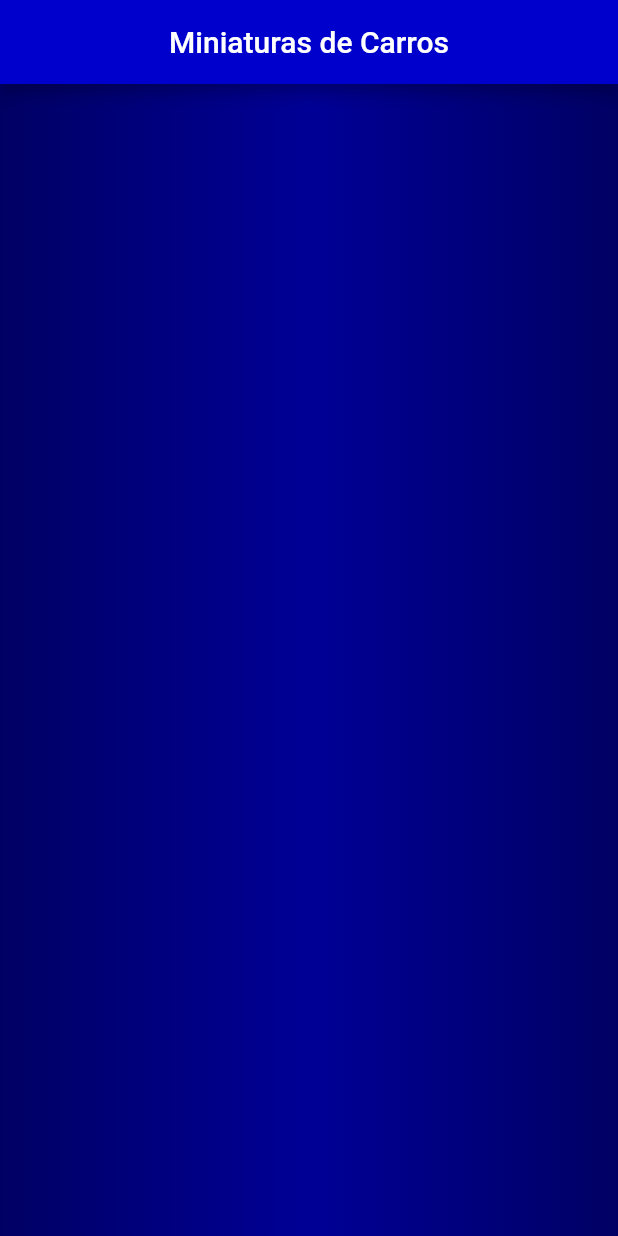
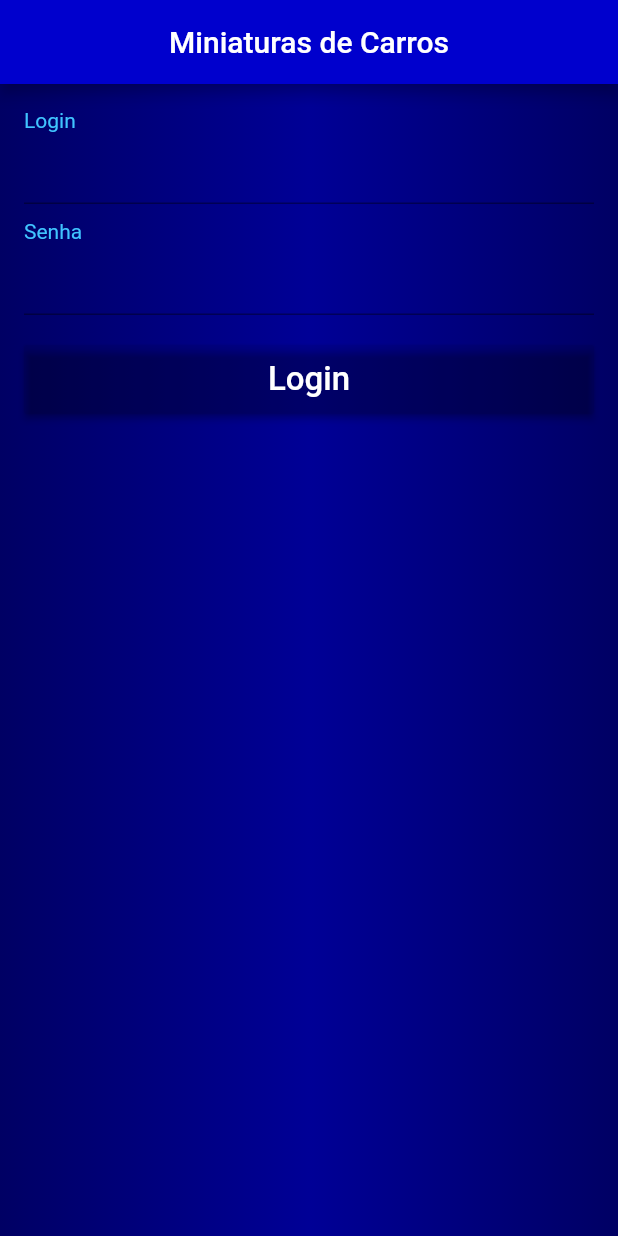
Before and after one commit to Ancora/flutter_cars, a Flutter app: the screen it shows after launch, on a phone screen of 412 x 824 dp. Run offline on Flutter 3.47's test engine with Material 2 defaults, Android fonts, the phone set to English and light mode, and no system bars.

Commit message:
081-Layout Login (básico).

```diff
--- a/lib/pages/login_page.dart
+++ b/lib/pages/login_page.dart
@@ -23,6 +23,48 @@ class LoginPage extends StatelessWidget {
           ],
         ),
       ),
+      padding: EdgeInsets.all(16),
+      child: ListView(
+        children: <Widget>[
+          Text(
+            'Login',
+            style: TextStyle(color: Colors.lightBlueAccent),
+          ),
+          TextFormField(
+            style: TextStyle(
+              color: Colors.white,
+              fontSize: 20,
+            ),
+          ),
+          SizedBox(height: 10),
+          Text(
+            'Senha',
+            style: TextStyle(color: Colors.lightBlueAccent),
+          ),
+          TextFormField(
+            obscureText: true,
+            style: TextStyle(
+              color: Colors.white,
+              fontSize: 20,
+            ),
+          ),
+          SizedBox(height: 20),
+          Container(
+            height: 46,
+            child: RaisedButton(
+              color: Colors.black.withAlpha(10),
+              child: Text(
+                'Login',
+                style: TextStyle(
+                  color: Colors.white,
+                  fontSize: 22,
+                ),
+              ),
+              onPressed: () {},
+            ),
+          ),
+        ],
+      ),
     );
   }
 }
```
